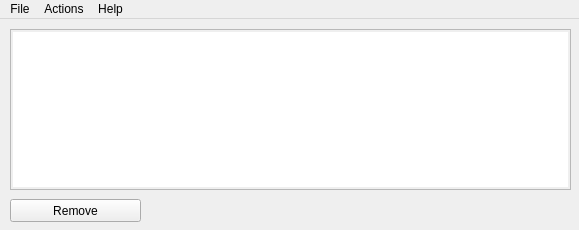
Before: the Qt Designer form src/highscore.ui in plaatsoft/plaatscore, drawn with Qt 5.
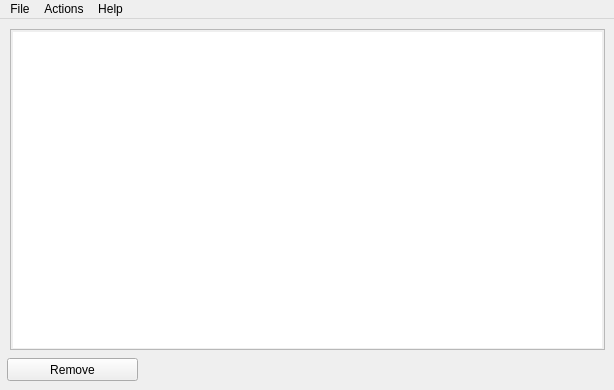
After: the same form once the commit is applied.

Diff of the .ui file:
```diff
--- a/src/highscore.ui
+++ b/src/highscore.ui
@@ -6,8 +6,8 @@
    <rect>
     <x>0</x>
     <y>0</y>
-    <width>579</width>
-    <height>230</height>
+    <width>614</width>
+    <height>390</height>
    </rect>
   </property>
   <property name="windowTitle">
@@ -17,8 +17,8 @@
    <widget class="QPushButton" name="pushButton">
     <property name="geometry">
      <rect>
-      <x>10</x>
-      <y>180</y>
+      <x>7</x>
+      <y>339</y>
       <width>131</width>
       <height>23</height>
      </rect>
@@ -32,8 +32,8 @@
      <rect>
       <x>10</x>
       <y>10</y>
-      <width>561</width>
-      <height>161</height>
+      <width>595</width>
+      <height>321</height>
      </rect>
     </property>
     <property name="frameShape">
@@ -53,8 +53,8 @@
       <rect>
        <x>3</x>
        <y>3</y>
-       <width>555</width>
-       <height>155</height>
+       <width>589</width>
+       <height>316</height>
       </rect>
      </property>
      <property name="minimumSize">
@@ -83,7 +83,7 @@
     <rect>
      <x>0</x>
      <y>0</y>
-     <width>579</width>
+     <width>614</width>
      <height>20</height>
     </rect>
    </property>
```
